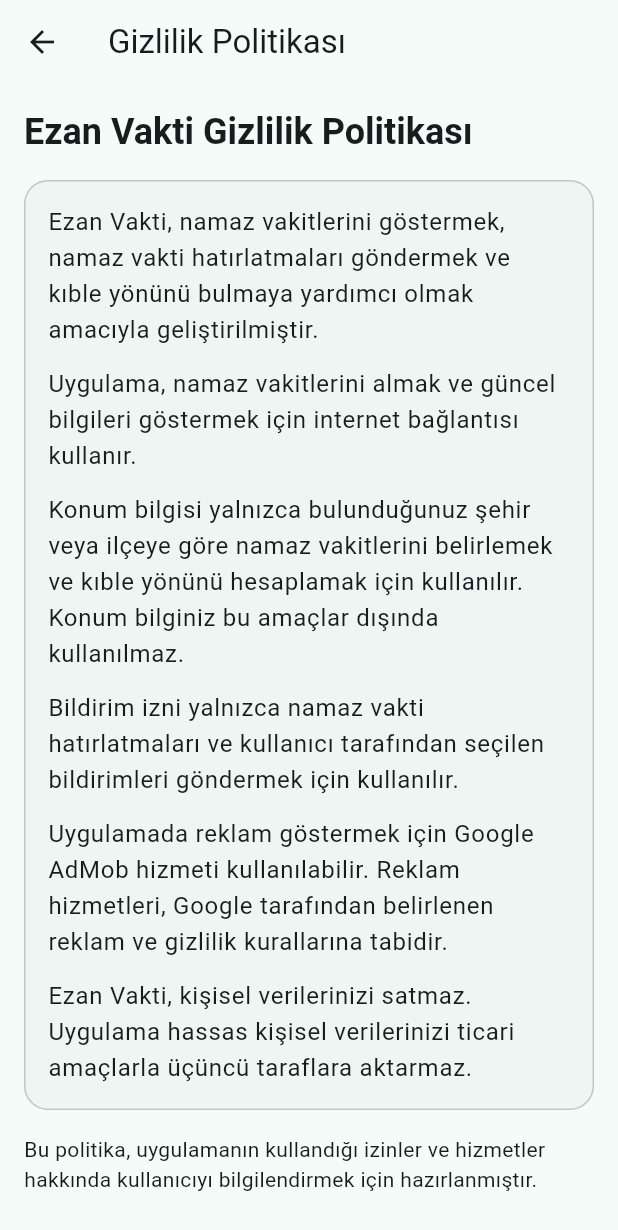
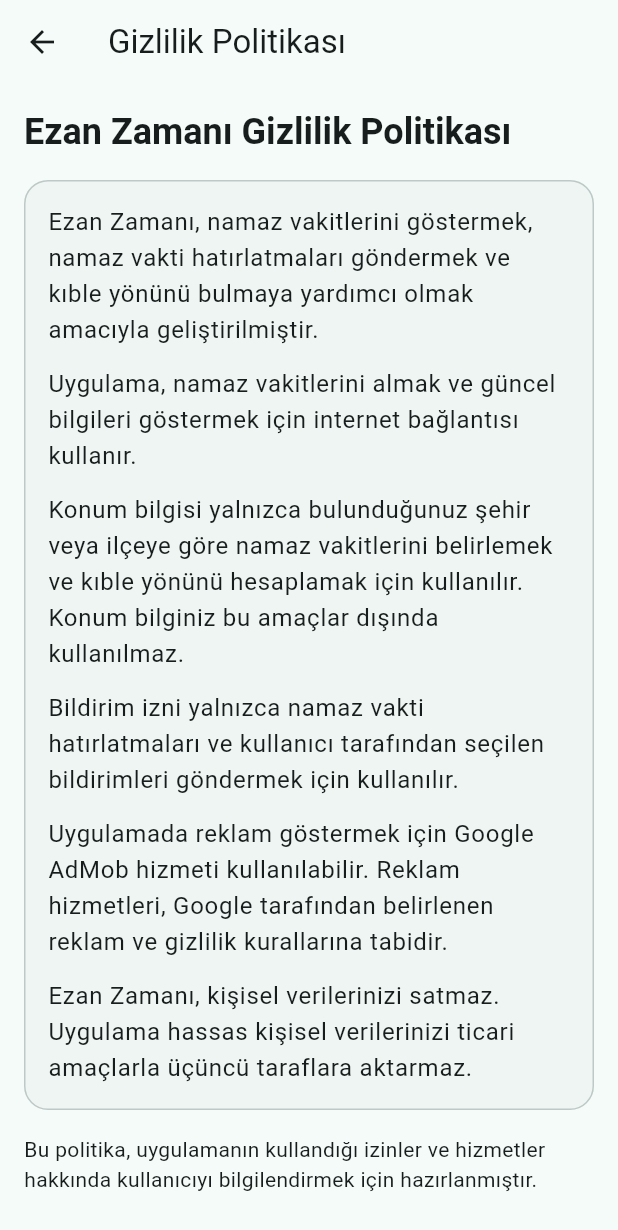
Before and after one commit to veles1010/ezan, a Flutter app: the PrivacyPolicyScreen screen opened directly, on a phone screen of 412 x 824 dp. Shown: the top 1230 px of the screen. Run offline on Flutter 3.47's test engine with Material 3 defaults, Android fonts, the phone set to English and light mode, and no system bars; our stand-ins replace flutter_compass, flutter_local_notifications, flutter_timezone, geocoding, geolocator, google_mobile_ads and 3 more; missing offline and left inert: home_widget; accounts and stored records are empty; network calls fail.

Commit message:
Rename app branding to Ezan Zamani

```diff
--- a/lib/app.dart
+++ b/lib/app.dart
@@ -15,7 +15,7 @@ class EzanVaktiApp extends StatelessWidget {
       builder: (context, themeMode, _) {
         return MaterialApp(
           debugShowCheckedModeBanner: false,
-          title: 'Ezan Vakti',
+          title: 'Ezan Zamanı',
           theme: AppTheme.light(),
           darkTheme: AppTheme.dark(),
           themeMode: themeMode,
--- a/lib/data/services/home_screen_widget_service.dart
+++ b/lib/data/services/home_screen_widget_service.dart
@@ -137,7 +137,7 @@ class HomeScreenWidgetService {
   Future<void> _saveSafeWidgetData() async {
     try {
       await _saveWidgetData(
-        cityName: 'Ezan Vakti',
+        cityName: 'Ezan Zamanı',
         nextPrayerName: '--',
         nextPrayerTime: '--:--',
         nextPrayerTargetMillis: '0',
--- a/lib/data/services/notification_service.dart
+++ b/lib/data/services/notification_service.dart
@@ -287,7 +287,7 @@ class NotificationService {
       debugPrint('[NOTIFICATION] Immediate test notification id=$notificationId');
       await _plugin.show(
         notificationId,
-        'Ezan Vakti Test',
+        'Ezan Zamanı Test',
         'Bildirim sistemi çalışıyor.',
         const NotificationDetails(
           android: AndroidNotificationDetails(
--- a/lib/features/prayer_times/presentation/prayer_times_home_screen.dart
+++ b/lib/features/prayer_times/presentation/prayer_times_home_screen.dart
@@ -383,7 +383,7 @@ class _PrayerTimesHomeScreenState extends State<PrayerTimesHomeScreen>
       _formatPrayerShareLine(dailyPrayerTimes, 'Akşam'),
       _formatPrayerShareLine(dailyPrayerTimes, 'Yatsı'),
       '',
-      'Ezan Vakti uygulaması ile paylaşıldı.',
+      'Ezan Zamanı uygulaması ile paylaşıldı.',
     ].join('\n');
   }
 
@@ -645,7 +645,7 @@ class _HomeAppBarTitle extends StatelessWidget {
             fit: BoxFit.scaleDown,
             alignment: Alignment.centerLeft,
             child: Text(
-              'Ezan Vakti',
+              'Ezan Zamanı',
               maxLines: 1,
               style: textTheme.headlineLarge?.copyWith(
                 color: colorScheme.onSurface,
--- a/lib/features/settings/presentation/about_screen.dart
+++ b/lib/features/settings/presentation/about_screen.dart
@@ -21,7 +21,7 @@ class AboutScreen extends StatelessWidget {
                 crossAxisAlignment: CrossAxisAlignment.start,
                 children: [
                   Text(
-                    'Ezan Vakti',
+                    'Ezan Zamanı',
                     style: textTheme.headlineSmall?.copyWith(
                       fontWeight: FontWeight.w700,
                     ),
@@ -33,7 +33,7 @@ class AboutScreen extends StatelessWidget {
                   ),
                   const SizedBox(height: 16),
                   Text(
-                    'Ezan Vakti, namaz vakitlerini takip etmeye, hatırlatmalar '
+                    'Ezan Zamanı, namaz vakitlerini takip etmeye, hatırlatmalar '
                     'almaya ve kıble yönünü bulmaya yardımcı olan sade bir '
                     'uygulamadır.',
                     style: textTheme.bodyLarge,
--- a/lib/features/settings/presentation/privacy_policy_screen.dart
+++ b/lib/features/settings/presentation/privacy_policy_screen.dart
@@ -13,7 +13,7 @@ class PrivacyPolicyScreen extends StatelessWidget {
         padding: const EdgeInsets.all(16),
         children: [
           Text(
-            'Ezan Vakti Gizlilik Politikası',
+            'Ezan Zamanı Gizlilik Politikası',
             style: textTheme.headlineSmall?.copyWith(
               fontWeight: FontWeight.w700,
             ),
@@ -21,7 +21,7 @@ class PrivacyPolicyScreen extends StatelessWidget {
           const SizedBox(height: 16),
           const _PolicyCard(
             children: [
-              'Ezan Vakti, namaz vakitlerini göstermek, namaz vakti '
+              'Ezan Zamanı, namaz vakitlerini göstermek, namaz vakti '
                   'hatırlatmaları göndermek ve kıble yönünü bulmaya yardımcı '
                   'olmak amacıyla geliştirilmiştir.',
               'Uygulama, namaz vakitlerini almak ve güncel bilgileri '
@@ -35,7 +35,7 @@ class PrivacyPolicyScreen extends StatelessWidget {
               'Uygulamada reklam göstermek için Google AdMob hizmeti '
                   'kullanılabilir. Reklam hizmetleri, Google tarafından '
                   'belirlenen reklam ve gizlilik kurallarına tabidir.',
-              'Ezan Vakti, kişisel verilerinizi satmaz. Uygulama hassas '
+              'Ezan Zamanı, kişisel verilerinizi satmaz. Uygulama hassas '
                   'kişisel verilerinizi ticari amaçlarla üçüncü taraflara '
                   'aktarmaz.',
             ],
--- a/lib/features/settings/presentation/settings_screen.dart
+++ b/lib/features/settings/presentation/settings_screen.dart
@@ -159,7 +159,7 @@ class _SettingsScreenState extends State<SettingsScreen> {
         content: const Text(
           'Android 12 ve üzeri cihazlarda namaz hatırlatmalarının zamanında '
           'gelmesi için Kesin Alarm iznini açmanız gerekir. Açılan Android '
-          'ayarında Ezan Vakti için izni etkinleştirin.',
+          'ayarında Ezan Zamanı için izni etkinleştirin.',
         ),
         actions: [
           TextButton(
```
Also changed, not shown: 11 other files.
